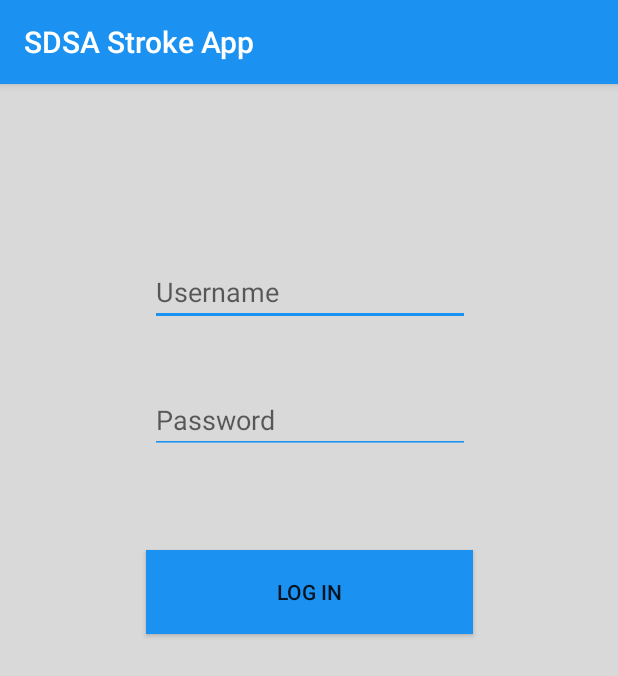
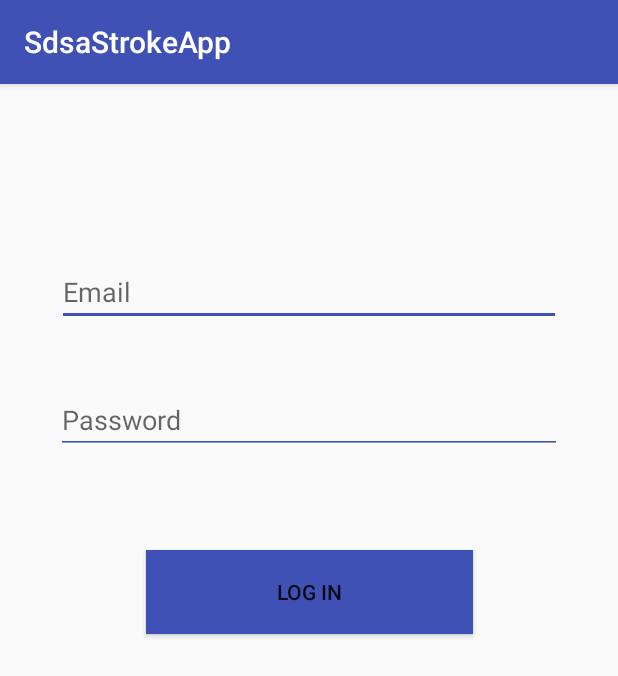
Before and after one commit to joezed/uni-aad, an Android app: the screen it shows after launch (MainActivity before the commit, LoginActivity after it), on a phone screen of 412 x 824 dp. Shown: the top 676 px of the screen. Run offline under Robolectric (Android 15) with nearby library versions, the phone set to English and light mode, and no system bars; our stand-ins replace Firebase (no records; nobody signed in at launch, a user with empty details on screens opened directly).

Commit message:
Firebase support started
Still needs to be finished

```diff
--- a/code/SDSAStrokeApp/app/src/main/AndroidManifest.xml
+++ b/code/SDSAStrokeApp/app/src/main/AndroidManifest.xml
@@ -1,6 +1,8 @@
 <?xml version="1.0" encoding="utf-8"?>
 <manifest xmlns:android="http://schemas.android.com/apk/res/android"
     package="com.ntu.groupf.sdsastrokeapp">
+
+    <uses-permission android:name="android.permission.INTERNET"/>
 
     <application
         android:allowBackup="true"
@@ -9,13 +11,14 @@
         android:roundIcon="@mipmap/ic_launcher_round"
         android:supportsRtl="true"
         android:theme="@style/AppTheme">
-        <activity android:name=".MainActivity">
+        <activity android:name=".LoginActivity">
             <intent-filter>
                 <action android:name="android.intent.action.MAIN" />
 
                 <category android:name="android.intent.category.LAUNCHER" />
             </intent-filter>
         </activity>
+        <activity android:name=".IntroActivity"></activity>
     </application>
 
 </manifest>
--- /dev/null
+++ b/code/SDSAStrokeApp/app/src/main/java/com/ntu/groupf/sdsastrokeapp/LoginActivity.java
@@ -0,0 +1,92 @@
+package com.ntu.groupf.sdsastrokeapp;
+
+import android.app.ProgressDialog;
+import android.content.Intent;
+import android.support.annotation.NonNull;
+import android.support.v7.app.AppCompatActivity;
+import android.os.Bundle;
+import android.text.TextUtils;
+import android.view.View;
+import android.widget.EditText;
+import android.widget.Button;
+import android.widget.Toast;
+
+import com.google.android.gms.tasks.OnCompleteListener;
+import com.google.android.gms.tasks.Task;
+import com.google.firebase.auth.AuthResult;
+import com.google.firebase.auth.FirebaseAuth;
+import com.google.firebase.auth.FirebaseUser;
+
+public class LoginActivity extends AppCompatActivity implements View.OnClickListener {
+
+
+    private EditText txt_email;
+    private EditText txt_password;
+    private Button btn_login;
+
+    private FirebaseAuth firebaseAuth;
+    private FirebaseUser currentUser;
+    private ProgressDialog progressDialog;
+
+    @Override
+    public void onStart() {
+        super.onStart();
+        currentUser = firebaseAuth.getCurrentUser();
+    }
+
+    @Override
+    protected void onCreate(Bundle savedInstanceState) {
+        super.onCreate(savedInstanceState);
+        setContentView(R.layout.activity_login);
+
+        firebaseAuth = FirebaseAuth.getInstance();
+
+        if (currentUser != null) {
+            finish();
+            startActivity(new Intent(getApplicationContext(), IntroActivity.class));
+        }
+
+        EditText txt_email = (EditText) findViewById(R.id.txt_email);
+        EditText txt_password = (EditText) findViewById(R.id.txt_password);
+        Button btn_login = (Button) findViewById(R.id.btn_login);
+
+        ProgressDialog progressDialog = new ProgressDialog(this);
+
+        btn_login.setOnClickListener(this);
+    }
+
+    private void userLogin() {
+        String email = txt_email.getText().toString().trim();
+        String password = txt_password.getText().toString().trim();
+
+        if (TextUtils.isEmpty(email)) {
+            Toast.makeText(this, "Please enter your email", Toast.LENGTH_LONG).show();
+            return;
+        }
+
+        if (TextUtils.isEmpty(password)) {
+            Toast.makeText(this, "Please enter your password", Toast.LENGTH_LONG).show();
+            return;
+        }
+
+        firebaseAuth.signInWithEmailAndPassword(email, password)
+                .addOnCompleteListener(this, new OnCompleteListener<AuthResult>() {
+                    @Override
+                    public void onComplete(@NonNull Task<AuthResult> task) {
+                        progressDialog.dismiss();
+
+                        if(task.isSuccessful()) {
+                            finish();
+                            startActivity(new Intent(getApplicationContext(), IntroActivity.class));
+                        }
+                    }
+                });
+    }
+
+    @Override
+    public void onClick(View view) {
+        if(view == btn_login) {
+            userLogin();
+        }
+    }
+}
--- a/code/SDSAStrokeApp/app/src/main/java/com/ntu/groupf/sdsastrokeapp/MainActivity.java
+++ /dev/null
@@ -1,29 +0,0 @@
-package com.ntu.groupf.sdsastrokeapp;
-
-import android.support.v7.app.AppCompatActivity;
-import android.os.Bundle;
-import android.widget.TextView;
-
-public class MainActivity extends AppCompatActivity {
-
-    // Used to load the 'native-lib' library on application startup.
-    static {
-        System.loadLibrary("native-lib");
-    }
-
-    @Override
-    protected void onCreate(Bundle savedInstanceState) {
-        super.onCreate(savedInstanceState);
-        setContentView(R.layout.activity_main);
-
-        // Example of a call to a native method
-        //TextView tv = (TextView) findViewById(R.id.sample_text);
-        //tv.setText(stringFromJNI());
-    }
-
-    /**
-     * A native method that is implemented by the 'native-lib' native library,
-     * which is packaged with this application.
-     */
-    public native String stringFromJNI();
-}
--- a/code/SDSAStrokeApp/app/src/main/res/layout/activity_main.xml
+++ b/code/SDSAStrokeApp/app/src/main/res/layout/activity_login.xml
@@ -4,21 +4,20 @@
     xmlns:tools="http://schemas.android.com/tools"
     android:layout_width="match_parent"
     android:layout_height="match_parent"
-    android:background="@color/colorAccent"
-    tools:context="com.ntu.groupf.sdsastrokeapp.MainActivity">
+    tools:context="com.ntu.groupf.sdsastrokeapp.LoginActivity">
 
     <EditText
-        android:id="@+id/txt_username"
-        android:layout_width="wrap_content"
+        android:id="@+id/txt_email"
+        android:layout_width="336dp"
         android:layout_height="wrap_content"
         android:layout_marginEnd="8dp"
         android:layout_marginStart="8dp"
         android:layout_marginTop="116dp"
+        android:backgroundTint="@color/colorPrimary"
         android:ems="10"
-        android:hint="Username"
+        android:hint="Email"
         android:inputType="textPersonName"
         android:textColorLink="@color/colorPrimary"
-        android:backgroundTint="@color/colorPrimary"
         app:layout_constraintEnd_toEndOf="parent"
         app:layout_constraintHorizontal_bias="0.503"
         app:layout_constraintStart_toStartOf="parent"
@@ -26,23 +25,23 @@
 
     <EditText
         android:id="@+id/txt_password"
-        android:layout_width="wrap_content"
+        android:layout_width="337dp"
         android:layout_height="wrap_content"
         android:layout_marginEnd="8dp"
         android:layout_marginStart="8dp"
         android:layout_marginTop="40dp"
+        android:backgroundTint="@color/colorPrimary"
         android:ems="10"
         android:hint="Password"
         android:inputType="textPassword"
         android:textColorLink="@color/colorPrimary"
-        android:backgroundTint="@color/colorPrimary"
         app:layout_constraintEnd_toEndOf="parent"
         app:layout_constraintHorizontal_bias="0.503"
         app:layout_constraintStart_toStartOf="parent"
-        app:layout_constraintTop_toBottomOf="@+id/txt_username" />
+        app:layout_constraintTop_toBottomOf="@+id/txt_email" />
 
     <Button
-        android:id="@+id/button"
+        android:id="@+id/btn_login"
         android:layout_width="218dp"
         android:layout_height="56dp"
         android:layout_marginEnd="8dp"
--- a/code/SDSAStrokeApp/app/src/main/res/values/colors.xml
+++ b/code/SDSAStrokeApp/app/src/main/res/values/colors.xml
@@ -1,6 +1,6 @@
 <?xml version="1.0" encoding="utf-8"?>
 <resources>
-    <color name="colorPrimary">#1b91f1</color>
-    <color name="colorPrimaryDark">#025395</color>
-    <color name="colorAccent">#d9d9d9</color>
+    <color name="colorPrimary">#3F51B5</color>
+    <color name="colorPrimaryDark">#303F9F</color>
+    <color name="colorAccent">#FF4081</color>
 </resources>
--- a/code/SDSAStrokeApp/app/src/main/res/values/strings.xml
+++ b/code/SDSAStrokeApp/app/src/main/res/values/strings.xml
@@ -1,3 +1,3 @@
 <resources>
-    <string name="app_name">SDSA Stroke App</string>
+    <string name="app_name">SdsaStrokeApp</string>
 </resources>
--- a/code/SDSAStrokeApp/build.gradle
+++ b/code/SDSAStrokeApp/build.gradle
@@ -8,7 +8,7 @@ buildscript {
     }
     dependencies {
         classpath 'com.android.tools.build:gradle:3.0.1'
-
+        classpath 'com.google.gms:google-services:3.2.0'
 
         // NOTE: Do not place your application dependencies here; they belong
         // in the individual module build.gradle files
```
Also changed, not shown: code/SDSAStrokeApp/app/build.gradle (+4 -10 lines), code/SDSAStrokeApp/app/src/main/java/com/ntu/groupf/sdsastrokeapp/IntroActivity.java (added, +13 -0 lines), code/SDSAStrokeApp/app/src/main/res/layout/activity_intro.xml (added, +16 -0 lines), code/SDSAStrokeApp/gradle/wrapper/gradle-wrapper.properties, 1 other file.
